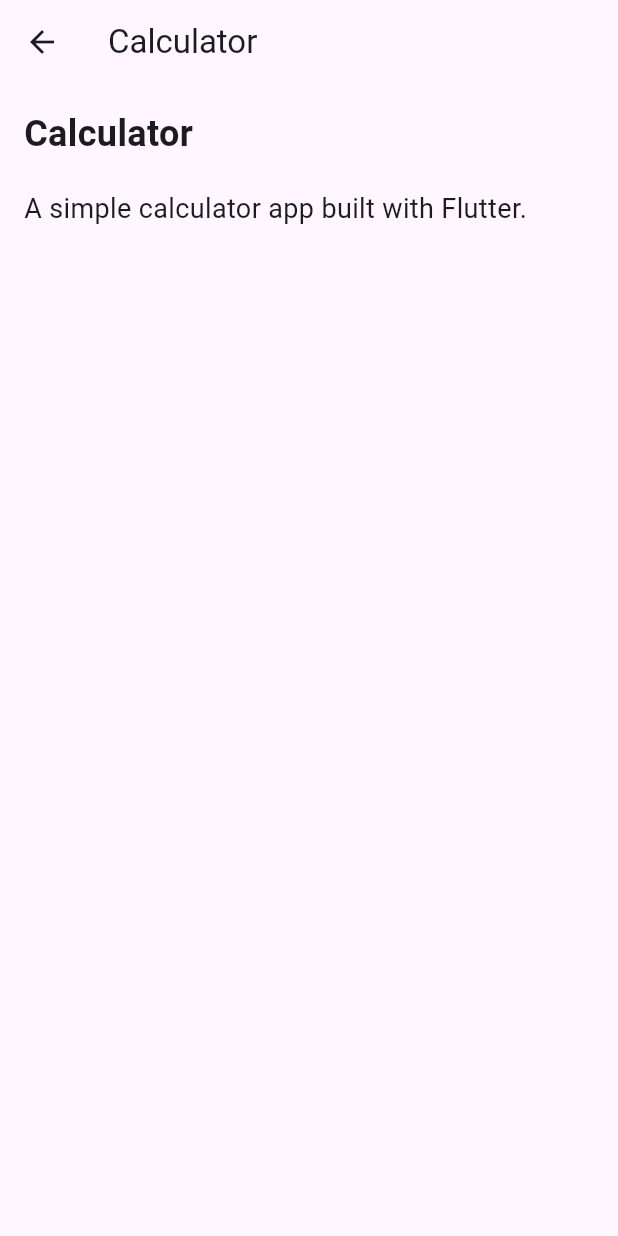
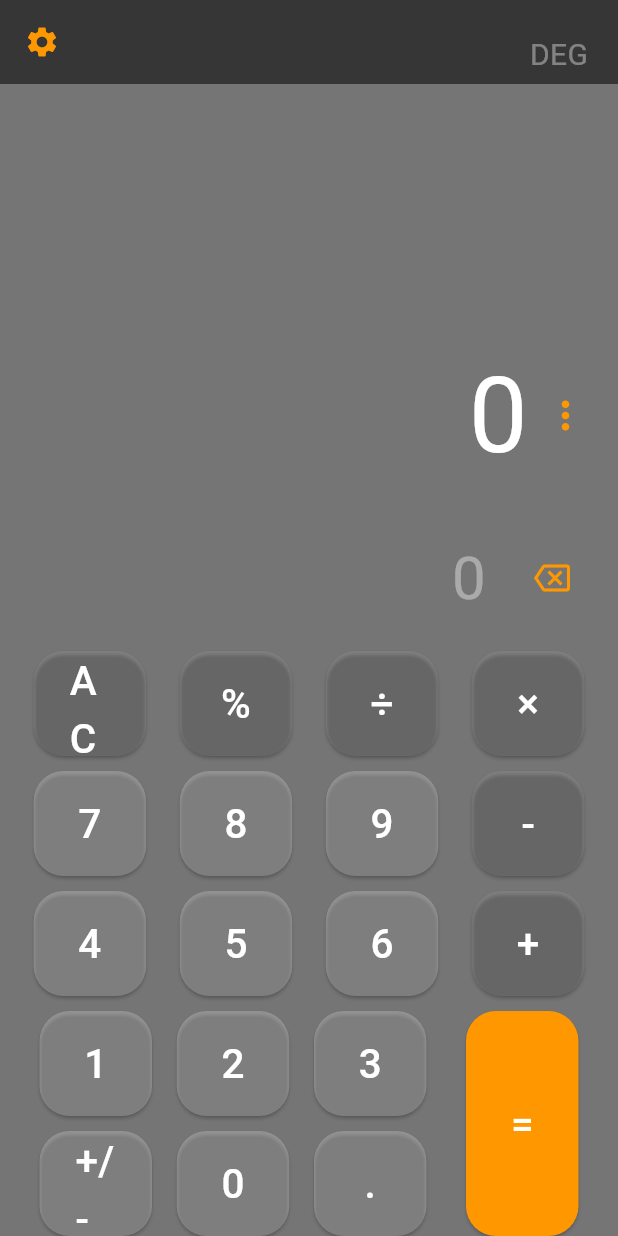
Before and after one commit to shiwani08/Portfolio_App, a Flutter app: the ProjectsScreen screen opened directly, after a tap on "Calculator", on a phone screen of 412 x 824 dp. Run offline on Flutter 3.47's test engine with Material 3 defaults, Android fonts, the light colour scheme and no system bars; our stand-ins replace math_expressions, pedometer, permission_handler.

Commit message:
Projects added

```diff
--- /dev/null
+++ b/lib/projects/calculatorScreen.dart
@@ -0,0 +1,269 @@
+import 'package:flutter/material.dart';
+import 'package:math_expressions/math_expressions.dart';
+
+class CalculatorView extends StatefulWidget {
+  const CalculatorView({Key? key}) : super(key: key);
+
+  @override
+  State<CalculatorView> createState() => _CalculatorViewState();
+}
+
+class _CalculatorViewState extends State<CalculatorView> {
+  String equation = "0";
+  String result = "0";
+  String expression = "";
+  double equationFontSize = 38.0;
+  double resultFontSize = 48.0;
+
+  buttonPressed(String buttonText) {
+    // used to check if the result contains a decimal
+    String doesContainDecimal(dynamic result) {
+      if (result.toString().contains('.')) {
+        List<String> splitDecimal = result.toString().split('.');
+        if (!(int.parse(splitDecimal[1]) > 0)) {
+          return result = splitDecimal[0].toString();
+        }
+      }
+      return result;
+    }
+
+    setState(() {
+      if (buttonText == "AC") {
+        equation = "0";
+        result = "0";
+      } else if (buttonText == "⌫") {
+        equation = equation.substring(0, equation.length - 1);
+        if (equation == "") {
+          equation = "0";
+        }
+      } else if (buttonText == "+/-") {
+        if (equation[0] != '-') {
+          equation = '-$equation';
+        } else {
+          equation = equation.substring(1);
+        }
+      } else if (buttonText == "=") {
+        expression = equation;
+        expression = expression.replaceAll('×', '*');
+        expression = expression.replaceAll('÷', '/');
+        expression = expression.replaceAll('%', '%');
+
+        try {
+          Parser p = Parser();
+          Expression exp = p.parse(expression);
+
+          ContextModel cm = ContextModel();
+          result = '${exp.evaluate(EvaluationType.REAL, cm)}';
+          if (expression.contains('%')) {
+            result = doesContainDecimal(result);
+          }
+        } catch (e) {
+          result = "Error";
+        }
+      } else {
+        if (equation == "0") {
+          equation = buttonText;
+        } else {
+          equation = equation + buttonText;
+        }
+      }
+    });
+  }
+
+
+  Widget calcButton(
+      String buttonText, Color buttonColor, void Function()? buttonPressed) {
+    return Container(
+      width: 75,
+      height: buttonText == '=' ? 150 : 70,
+      padding: const EdgeInsets.all(0),
+      child: ElevatedButton(
+        onPressed: buttonPressed,
+        style: ElevatedButton.styleFrom(
+            shape: const RoundedRectangleBorder(
+              borderRadius: BorderRadius.all(
+                Radius.circular(20),
+              ),
+            ),
+            backgroundColor: buttonColor),
+        child: Text(
+          buttonText,
+          style: const TextStyle(
+            fontSize: 27,
+            color: Colors.white,
+          ),
+        ),
+      ),
+    );
+  }
+
+  @override
+  Widget build(BuildContext context) {
+    return Scaffold(
+      backgroundColor: Colors.black54,
+      appBar: AppBar(
+        elevation: 0,
+        backgroundColor: Colors.black54,
+        leading: const Icon(
+          Icons.settings,
+          color: Colors.orange,
+        ),
+        actions: const [
+          Padding(
+            padding: EdgeInsets.only(top: 18.0),
+            child: Text(
+              'DEG',
+              style: TextStyle(
+                color: Colors.white38,
+                fontSize: 20,
+              ),
+            ),
+          ),
+          SizedBox(width: 20),
+        ],
+      ),
+      body: SafeArea(
+        child: Column(
+          mainAxisAlignment: MainAxisAlignment.end,
+          children: [
+            Align(
+              alignment: Alignment.bottomRight,
+              child: SingleChildScrollView(
+                scrollDirection: Axis.horizontal,
+                child: Column(
+                  crossAxisAlignment: CrossAxisAlignment.end,
+                  children: [
+                    Row(
+                      mainAxisAlignment: MainAxisAlignment.end,
+                      children: <Widget>[
+                        Padding(
+                          padding: const EdgeInsets.all(10.00),
+                          child: Text(
+                            result,
+                            textAlign: TextAlign.left,
+                            style: const TextStyle(
+                              color: Colors.white,
+                              fontSize: 70,
+                            ),
+                          ),
+                        ),
+                        const Icon(
+                          Icons.more_vert,
+                          color: Colors.orange,
+                          size: 30,
+                        ),
+                        const SizedBox(
+                          width: 20,
+                        ),
+                      ],
+                    ),
+                    Row(
+                      mainAxisAlignment: MainAxisAlignment.end,
+                      children: [
+                        Padding(
+                          padding: const EdgeInsets.all(20),
+                          child: Text(
+                            equation,
+                            style: const TextStyle(
+                              fontSize: 40,
+                              color: Colors.white38,
+                            ),
+                          ),
+                        ),
+                        IconButton(
+                          onPressed: () {
+                            buttonPressed("⌫");
+                          },
+                          icon: const Icon(
+                            Icons.backspace_outlined,
+                            color: Colors.orange,
+                          ),
+                        ),
+                        const SizedBox(width: 20),
+                      ],
+                    ),
+                  ],
+                ),
+              ),
+            ),
+            Row(
+              mainAxisAlignment: MainAxisAlignment.spaceEvenly,
+              children: [
+                calcButton('AC', Colors.white10, () => buttonPressed('AC')),
+                calcButton('%', Colors.white10, () => buttonPressed('%')),
+                calcButton('÷', Colors.white10, () => buttonPressed('÷')),
+                calcButton("×", Colors.white10, () => buttonPressed('×')),
+              ],
+            ),
+            const SizedBox(height: 10),
+
+            Row(
+              mainAxisAlignment: MainAxisAlignment.spaceEvenly,
+              children: [
+                calcButton('7', Colors.white24, () => buttonPressed('7')),
+                calcButton('8', Colors.white24, () => buttonPressed('8')),
+                calcButton('9', Colors.white24, () => buttonPressed('9')),
+                calcButton('-', Colors.white10, () => buttonPressed('-')),
+              ],
+            ),
+            const SizedBox(height: 10),
+
+            Row(
+              mainAxisAlignment: MainAxisAlignment.spaceEvenly,
+              children: [
+                calcButton('4', Colors.white24, () => buttonPressed('4')),
+                calcButton('5', Colors.white24, () => buttonPressed('5')),
+                calcButton('6', Colors.white24, () => buttonPressed('6')),
+                calcButton('+', Colors.white10, () => buttonPressed('+')),
+              ],
+            ),
+            const SizedBox(height: 10),
+            // calculator number buttons
+
+            Row(
+              mainAxisAlignment: MainAxisAlignment.spaceEvenly,
+              children: [
+                Column(
+                  //mainAxisAlignment: MainAxisAlignment.spaceAround
+                  children: [
+                    Row(
+                      children: [
+                        calcButton(
+                            '1', Colors.white24, () => buttonPressed('1')),
+                        SizedBox(
+                            width: MediaQuery.of(context).size.width * 0.04),
+                        calcButton(
+                            '2', Colors.white24, () => buttonPressed('2')),
+                        SizedBox(
+                            width: MediaQuery.of(context).size.width * 0.04),
+                        calcButton(
+                            '3', Colors.white24, () => buttonPressed('3')),
+                      ],
+                    ),
+                    const SizedBox(height: 10),
+                    Row(
+                      mainAxisAlignment: MainAxisAlignment.spaceEvenly,
+                      children: [
+                        calcButton(
+                            '+/-', Colors.white24, () => buttonPressed('+/-')),
+                        SizedBox(
+                            width: MediaQuery.of(context).size.width * 0.04),
+                        calcButton(
+                            '0', Colors.white24, () => buttonPressed('0')),
+                        SizedBox(
+                            width: MediaQuery.of(context).size.width * 0.04),
+                        calcButton(
+                            '.', Colors.white24, () => buttonPressed('.')),
+                      ],
+                    ),
+                  ],
+                ),
+                calcButton('=', Colors.orange, () => buttonPressed('=')),
+              ],
+            )
+          ],
+        ),
+      ),
+    );
+  }
+}
--- a/lib/screens/projectsScreen.dart
+++ b/lib/screens/projectsScreen.dart
@@ -1,4 +1,7 @@
 import 'package:flutter/material.dart';
+import 'package:portfolio_app/projects/calculatorScreen.dart';
+import 'package:portfolio_app/projects/stopwatch.dart';
+import 'package:portfolio_app/projects/steps_count.dart';
 
 class ProjectsScreen extends StatefulWidget {
   const ProjectsScreen({super.key});
@@ -12,14 +15,17 @@
     {
       'title': 'Calculator',
       'description': 'A simple calculator app built with Flutter.',
+      'route': '/calculator', // Route for Calculator
     },
     {
       'title': 'Stopwatch',
       'description': 'A simple stopwatch app built with Flutter.',
+      'route': '/stopwatch', // Route for Stopwatch
     },
     {
       'title': 'Steps counter',
       'description': 'A simple steps counter app built with Flutter.',
+      'route': '/stepsCounter', // Route for StepsCounter
     },
   ];
 
@@ -37,16 +43,23 @@
               subtitle: Text(project['description'] ?? ''),
               leading: const Icon(Icons.work_outline),
               onTap: () {
-                // Navigate to Project Detail Screen
-                Navigator.push(
-                  context,
-                  MaterialPageRoute(
-                    builder: (context) => ProjectDetailScreen(
-                      title: project['title'] ?? '',
-                      description: project['description'] ?? '',
-                    ),
-                  ),
-                );
+                // Navigate to the specific project screen based on route
+                if (project['route'] == '/calculator') {
+                  Navigator.push(
+                    context,
+                    MaterialPageRoute(builder: (context) => const CalculatorView()),
+                  );
+                } else if (project['route'] == '/stopwatch') {
+                  Navigator.push(
+                    context,
+                    MaterialPageRoute(builder: (context) => const Stopwatch()),
+                  );
+                } else if (project['route'] == '/stepsCounter') {
+                  Navigator.push(
+                    context,
+                    MaterialPageRoute(builder: (context) => const StepsCount()),
+                  );
+                }
               },
             ),
           );
```
Also changed, not shown: lib/projects/steps_count.dart (added, +155 -0 lines), lib/projects/stopwatch.dart (added, +142 -0 lines), pubspec.yaml (+15 -3 lines), assets/icons/logo.png (added), pubspec.lock, 38 other files.
